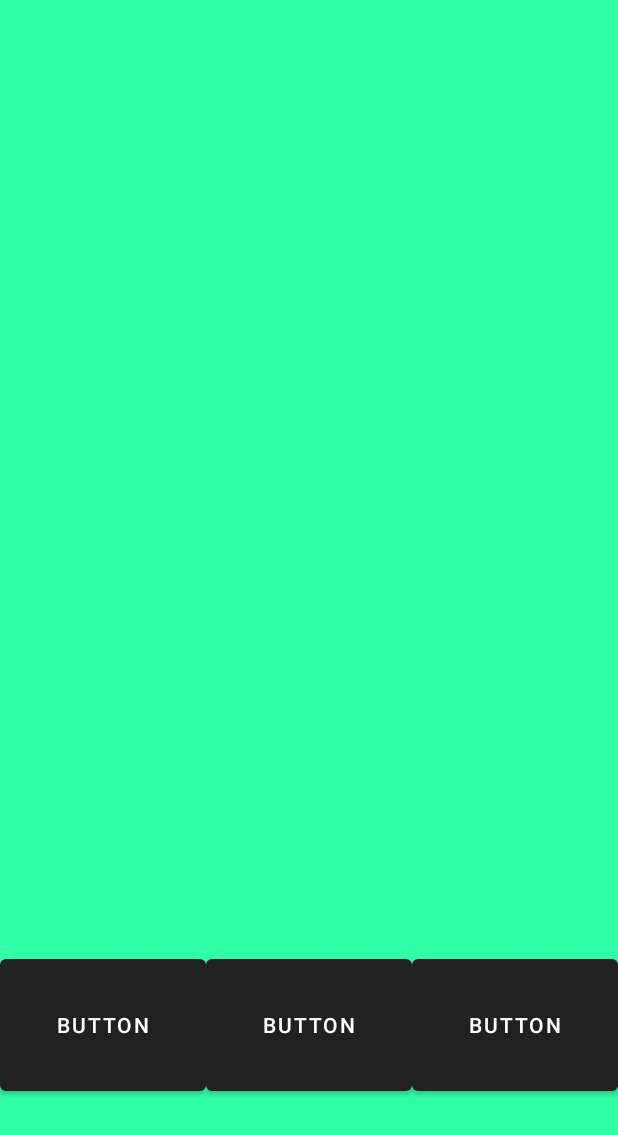
After one commit to arjdev69/AgendeAqui, an Android app: the SchedulesActivity screen opened directly, with no data from a screen before it, on a phone screen of 412 x 824 dp. The commit adds this screen. Shown: the top 1135 px of the screen. Run offline under Robolectric (Android 15) with nearby library versions, the phone set to English and light mode, and no system bars.

Commit message:
initial layout schedules view

```diff
--- a/app/src/main/AndroidManifest.xml
+++ b/app/src/main/AndroidManifest.xml
@@ -9,12 +9,18 @@
         android:roundIcon="@mipmap/ic_launcher_round"
         android:supportsRtl="true"
         android:theme="@style/Theme.AgendeAqui">
+        <activity android:name=".activities.SchedulesActivity"
+            android:label="@string/title_activity_schedules"
+            android:theme="@style/Theme.AgendeAqui.NoActionBar"
+            >
+
+        </activity>
         <activity
-            android:name="com.brunoaraujo.agendeaqui.activities.RegisterActivity"
+            android:name=".activities.RegisterActivity"
             android:label="@string/title_activity_register"
             android:theme="@style/Theme.AgendeAqui.NoActionBar" />
         <activity
-            android:name="com.brunoaraujo.agendeaqui.activities.LoginActivity"
+            android:name=".activities.LoginActivity"
             android:label="@string/app_name"
             android:theme="@style/Theme.AgendeAqui.NoActionBar">
             <intent-filter>
--- a/app/src/main/java/com/brunoaraujo/agendeaqui/activities/LoginActivity.java
+++ b/app/src/main/java/com/brunoaraujo/agendeaqui/activities/LoginActivity.java
@@ -19,8 +19,12 @@ public class LoginActivity extends AppCompatActivity {
         setContentView(R.layout.layout_login);
     }
 
-    public void loginAction(View view){
+    public void goToRegisterView(View view){
         startActivity( new Intent(getApplicationContext(), RegisterActivity.class));
     }
 
+    public void goToSchedulesView(View view){
+        startActivity( new Intent(getApplicationContext(), SchedulesActivity.class));
+    }
+
 }
--- /dev/null
+++ b/app/src/main/java/com/brunoaraujo/agendeaqui/activities/SchedulesActivity.java
@@ -0,0 +1,16 @@
+package com.brunoaraujo.agendeaqui.activities;
+
+import android.os.Bundle;
+
+import androidx.appcompat.app.AppCompatActivity;
+
+import com.brunoaraujo.agendeaqui.R;
+
+public class SchedulesActivity extends AppCompatActivity {
+
+    @Override
+    protected void onCreate(Bundle savedInstanceState) {
+        super.onCreate(savedInstanceState);
+        setContentView(R.layout.activity_schedules);
+    }
+}
--- /dev/null
+++ b/app/src/main/res/layout/activity_schedules.xml
@@ -0,0 +1,48 @@
+<?xml version="1.0" encoding="utf-8"?>
+<androidx.coordinatorlayout.widget.CoordinatorLayout xmlns:android="http://schemas.android.com/apk/res/android"
+    xmlns:app="http://schemas.android.com/apk/res-auto"
+    xmlns:tools="http://schemas.android.com/tools"
+    android:layout_width="match_parent"
+    android:layout_height="match_parent"
+    tools:context=".activities.RegisterActivity">
+
+
+    <LinearLayout
+        android:layout_width="match_parent"
+        android:layout_height="match_parent"
+        android:background="@color/green_light"
+        android:orientation="vertical">
+
+        <androidx.recyclerview.widget.RecyclerView
+            android:layout_width="match_parent"
+            android:layout_height="633dp" />
+
+        <LinearLayout
+            android:layout_width="match_parent"
+            android:layout_height="100dp"
+            android:orientation="horizontal">
+
+            <Button
+                android:id="@+id/button8"
+                android:layout_width="wrap_content"
+                android:layout_height="match_parent"
+                android:layout_weight="1"
+                android:text="Button" />
+
+            <Button
+                android:id="@+id/button7"
+                android:layout_width="wrap_content"
+                android:layout_height="match_parent"
+                android:layout_weight="1"
+                android:text="Button" />
+
+            <Button
+                android:id="@+id/button6"
+                android:layout_width="wrap_content"
+                android:layout_height="match_parent"
+                android:layout_weight="1"
+                android:text="Button" />
+        </LinearLayout>
+
+    </LinearLayout>
+</androidx.coordinatorlayout.widget.CoordinatorLayout>
--- a/app/src/main/res/layout/layout_login.xml
+++ b/app/src/main/res/layout/layout_login.xml
@@ -95,6 +95,7 @@
                     android:layout_height="match_parent"
                     android:layout_margin="20dp"
                     android:background="@drawable/button_shape"
+                    android:onClick="goToSchedulesView"
                     android:text="@string/button_login"
                     android:textColor="@color/green_light"
                     app:backgroundTint="@color/white" />
@@ -106,6 +107,7 @@
                     android:layout_margin="20dp"
                     android:background="@drawable/button_shape"
                     android:drawableLeft="@drawable/right_arrow"
+                    android:onClick="goToRegisterView"
                     android:text="@string/register_button_login"
                     android:textColor="@color/green_light"
                     app:backgroundTint="@color/white"
```
